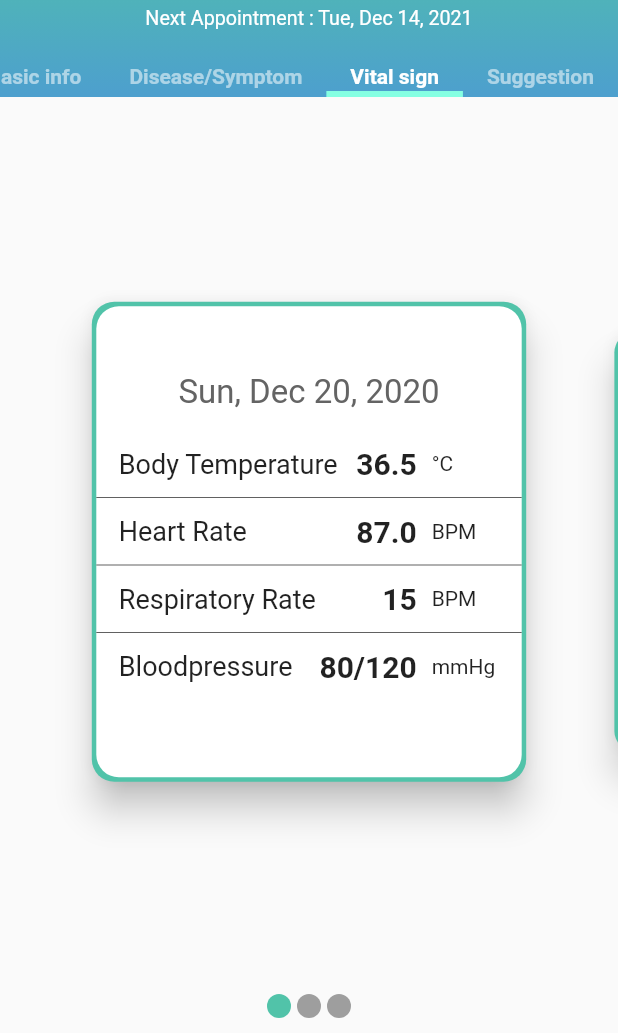
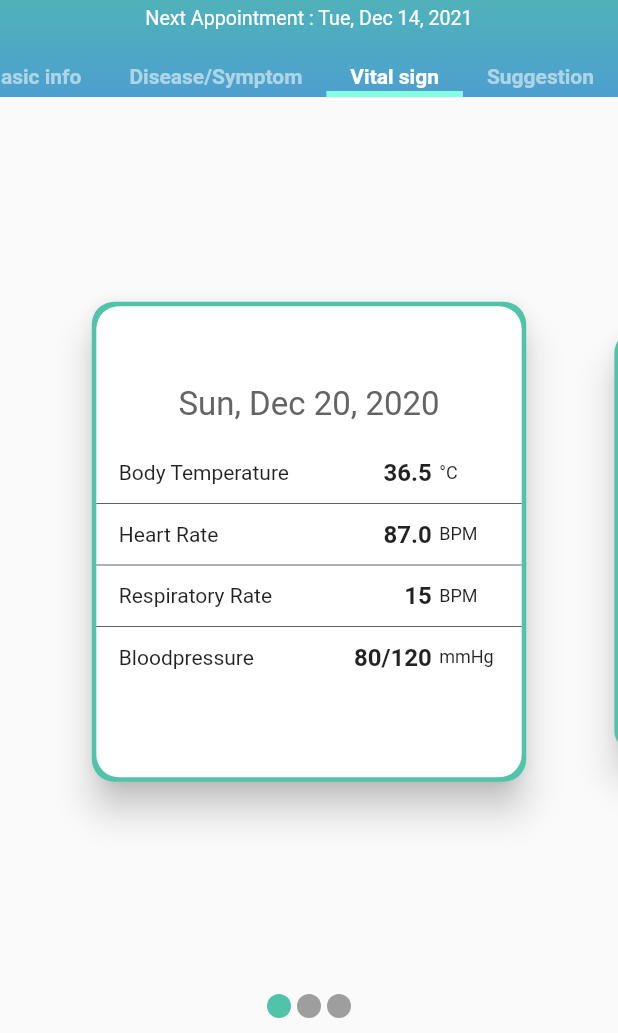
Before and after one commit to chanakarn04/IMAS_FE, a Flutter app: the PatientInfoPage screen opened by its route, tab 3 chosen, on a phone screen of 412 x 824 dp, the part 203-1236 px from its top. Run offline on Flutter 3.47's test engine with Material 2 defaults, Android fonts, the phone set to English and light mode, and no system bars; drawn by our look-alikes of carousel_slider; our stand-ins replace table_calendar.

Commit message:
fix overflow

```diff
--- a/lib/Widget/ptInfo_vsCard.dart
+++ b/lib/Widget/ptInfo_vsCard.dart
@@ -78,7 +78,7 @@ class VsCardWidget extends StatelessWidget {
         children: <Widget>[
           Text(
             title,
-            style: TextStyle(fontSize: 18),
+            style: TextStyle(fontSize: 14),
           ),
           Expanded(child: Container()),
           (value == null)
@@ -97,18 +97,20 @@ class VsCardWidget extends StatelessWidget {
                       '$value',
                       textAlign: TextAlign.end,
                       style:
-                          TextStyle(fontSize: 20, fontWeight: FontWeight.bold),
+                          TextStyle(fontSize: 16, fontWeight: FontWeight.bold),
                     ),
                     Container(
-                      width: 10,
-                      color: Colors.amber,
+                      height: 10,
+                      width: 5,
+                      // color: Colors.amber,
                     ),
                     Container(
-                      width: 45,
+                      width: 40,
+                      // color: Colors.amber,
                       child: Text(
                         '$unit',
                         textAlign: TextAlign.start,
-                        style: TextStyle(fontSize: 14),
+                        style: TextStyle(fontSize: 12),
                       ),
                     ),
                   ],
```
